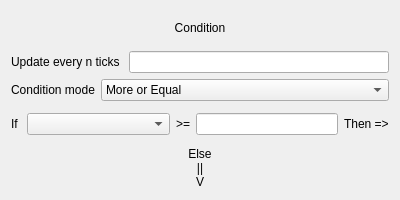
SuperSpaceEye/LifeEngineExtended, file Source/UiFiles/ConditionalEventNodeWidget.ui: the form before one commit.
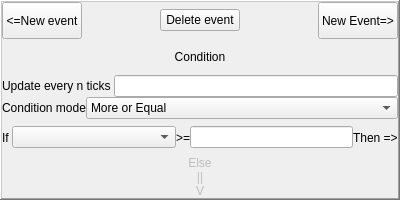
The form after the commit.

Commit message: I'm very close to finishing world events basic functionality.

```diff
--- a/Source/UiFiles/ConditionalEventNodeWidget.ui
+++ b/Source/UiFiles/ConditionalEventNodeWidget.ui
@@ -10,12 +10,147 @@
     <height>200</height>
    </rect>
   </property>
+  <property name="sizePolicy">
+   <sizepolicy hsizetype="Fixed" vsizetype="Fixed">
+    <horstretch>0</horstretch>
+    <verstretch>0</verstretch>
+   </sizepolicy>
+  </property>
+  <property name="focusPolicy">
+   <enum>Qt::NoFocus</enum>
+  </property>
+  <property name="contextMenuPolicy">
+   <enum>Qt::DefaultContextMenu</enum>
+  </property>
   <property name="windowTitle">
    <string>Form</string>
   </property>
   <layout class="QVBoxLayout" name="verticalLayout">
+   <property name="spacing">
+    <number>0</number>
+   </property>
+   <property name="leftMargin">
+    <number>0</number>
+   </property>
+   <property name="topMargin">
+    <number>0</number>
+   </property>
+   <property name="rightMargin">
+    <number>0</number>
+   </property>
+   <property name="bottomMargin">
+    <number>0</number>
+   </property>
+   <item>
+    <widget class="QFrame" name="frame">
+     <property name="sizePolicy">
+      <sizepolicy hsizetype="Expanding" vsizetype="Expanding">
+       <horstretch>0</horstretch>
+       <verstretch>0</verstretch>
+      </sizepolicy>
+     </property>
+     <property name="frameShape">
+      <enum>QFrame::WinPanel</enum>
+     </property>
+     <property name="frameShadow">
+      <enum>QFrame::Raised</enum>
+     </property>
+     <property name="lineWidth">
+      <number>0</number>
+     </property>
+     <property name="midLineWidth">
+      <number>0</number>
+     </property>
+     <layout class="QVBoxLayout" name="verticalLayout_2">
+      <property name="spacing">
+       <number>0</number>
+      </property>
+      <property name="leftMargin">
+       <number>0</number>
+      </property>
+      <property name="topMargin">
+       <number>0</number>
+      </property>
+      <property name="rightMargin">
+       <number>0</number>
+      </property>
+      <property name="bottomMargin">
+       <number>0</number>
+      </property>
+      <item>
+       <layout class="QHBoxLayout" name="horizontalLayout_4">
+        <property name="spacing">
+         <number>4</number>
+        </property>
+        <item>
+         <widget class="QPushButton" name="b_new_event_left">
+          <property name="sizePolicy">
+           <sizepolicy hsizetype="Minimum" vsizetype="Minimum">
+            <horstretch>0</horstretch>
+            <verstretch>0</verstretch>
+           </sizepolicy>
+          </property>
+          <property name="text">
+           <string>&lt;=New event</string>
+          </property>
+         </widget>
+        </item>
+        <item>
+         <spacer name="horizontalSpacer">
+          <property name="orientation">
+           <enum>Qt::Horizontal</enum>
+          </property>
+          <property name="sizeHint" stdset="0">
+           <size>
+            <width>40</width>
+            <height>20</height>
+           </size>
+          </property>
+         </spacer>
+        </item>
+        <item>
+         <widget class="QPushButton" name="b_delete_event">
+          <property name="text">
+           <string>Delete event</string>
+          </property>
+         </widget>
+        </item>
+        <item>
+         <spacer name="horizontalSpacer_2">
+          <property name="orientation">
+           <enum>Qt::Horizontal</enum>
+          </property>
+          <property name="sizeHint" stdset="0">
+           <size>
+            <width>40</width>
+            <height>20</height>
+           </size>
+          </property>
+         </spacer>
+        </item>
+        <item>
+         <widget class="QPushButton" name="b_new_event_right">
+          <property name="sizePolicy">
+           <sizepolicy hsizetype="Minimum" vsizetype="Minimum">
+            <horstretch>0</horstretch>
+            <verstretch>0</verstretch>
+           </sizepolicy>
+          </property>
+          <property name="text">
+           <string>New Event=&gt;</string>
+          </property>
+         </widget>
+        </item>
+       </layout>
+      </item>
    <item>
     <widget class="QLabel" name="label">
+        <property name="sizePolicy">
+         <sizepolicy hsizetype="Minimum" vsizetype="Minimum">
+          <horstretch>0</horstretch>
+          <verstretch>0</verstretch>
+         </sizepolicy>
+        </property>
      <property name="text">
       <string>Condition</string>
      </property>
@@ -28,6 +163,12 @@
     <layout class="QHBoxLayout" name="horizontalLayout_3">
      <item>
       <widget class="QLabel" name="label_6">
+          <property name="sizePolicy">
+           <sizepolicy hsizetype="Minimum" vsizetype="Minimum">
+            <horstretch>0</horstretch>
+            <verstretch>0</verstretch>
+           </sizepolicy>
+          </property>
        <property name="text">
         <string>Update every n ticks </string>
        </property>
@@ -42,6 +183,12 @@
     <layout class="QHBoxLayout" name="horizontalLayout_2">
      <item>
       <widget class="QLabel" name="label_3">
+          <property name="sizePolicy">
+           <sizepolicy hsizetype="Minimum" vsizetype="Minimum">
+            <horstretch>0</horstretch>
+            <verstretch>0</verstretch>
+           </sizepolicy>
+          </property>
        <property name="text">
         <string>Condition mode</string>
        </property>
@@ -90,6 +237,12 @@
      </item>
      <item>
       <widget class="QLabel" name="label_condition">
+          <property name="sizePolicy">
+           <sizepolicy hsizetype="Minimum" vsizetype="Minimum">
+            <horstretch>0</horstretch>
+            <verstretch>0</verstretch>
+           </sizepolicy>
+          </property>
        <property name="text">
         <string>&gt;=</string>
        </property>
@@ -109,6 +262,15 @@
    </item>
    <item>
     <widget class="QLabel" name="label_5">
+        <property name="enabled">
+         <bool>false</bool>
+        </property>
+        <property name="sizePolicy">
+         <sizepolicy hsizetype="Minimum" vsizetype="Minimum">
+          <horstretch>0</horstretch>
+          <verstretch>0</verstretch>
+         </sizepolicy>
+        </property>
      <property name="text">
       <string>Else
 ||
@@ -121,6 +283,9 @@
    </item>
   </layout>
  </widget>
+   </item>
+  </layout>
+ </widget>
  <resources/>
  <connections>
   <connection>
```
Left out of the diff: 54 changed lines with no effect on the pictures. Lines whose indentation alone changed are shown as unchanged. The commit also changes 35 other files.
